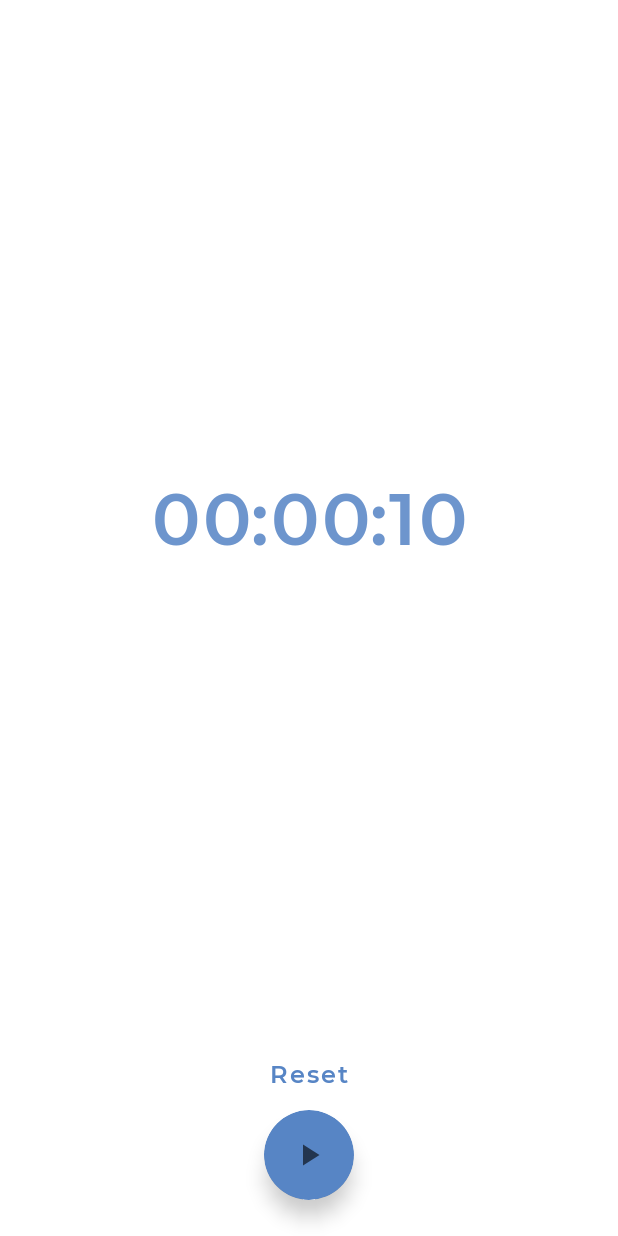
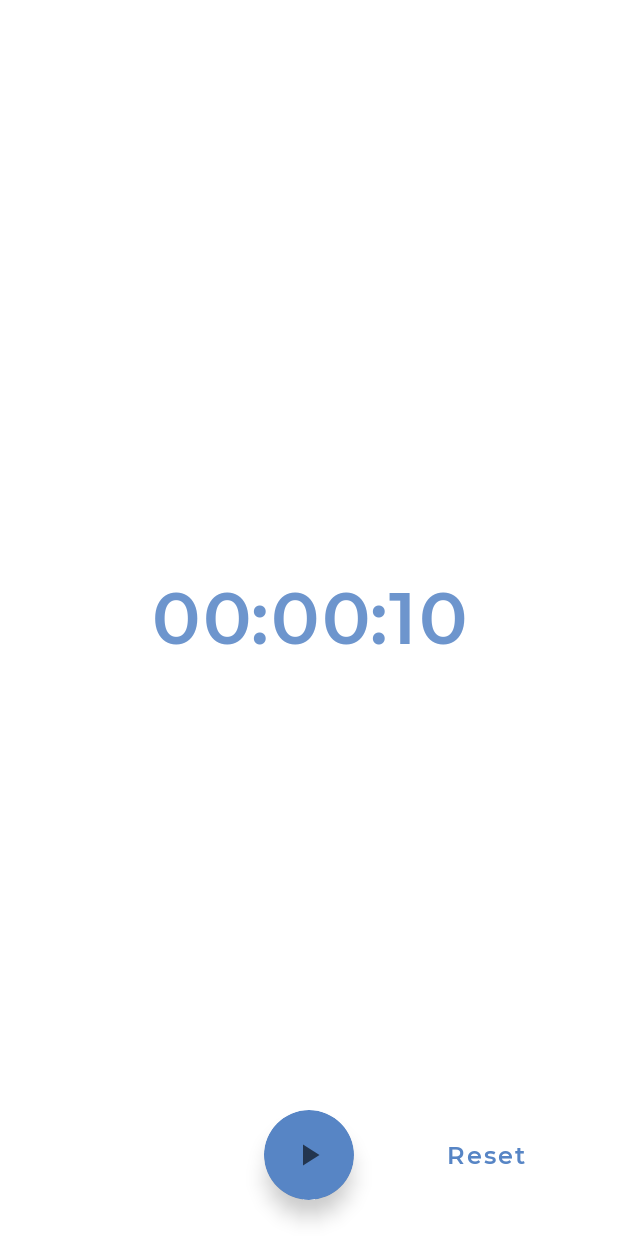
Before and after one commit to melomg/android-dev-challenge-countdown-timer, an Android app built with Jetpack Compose: the @Preview function LightPreviewCountDownTimerView, on a phone screen of 412 x 824 dp. Run offline under Robolectric (Android 15) with nearby library versions, the phone set to English and light mode, and no system bars; our stand-ins replace constraintlayout-compose.

Commit message:
Use constraint layout for Reset button

```diff
--- a/app/build.gradle
+++ b/app/build.gradle
@@ -64,21 +64,22 @@ android {
 }
 
 dependencies {
-    implementation 'androidx.core:core-ktx:1.3.2'
-    implementation 'androidx.appcompat:appcompat:1.2.0'
-    implementation 'com.google.android.material:material:1.3.0'
+    implementation "androidx.core:core-ktx:1.3.2"
+    implementation "androidx.appcompat:appcompat:1.2.0"
+    implementation "com.google.android.material:material:1.3.0"
     implementation "androidx.activity:activity-compose:1.3.0-alpha03"
     implementation "androidx.compose.ui:ui:$compose_version"
     implementation "androidx.compose.material:material:$compose_version"
     implementation "androidx.compose.material:material-icons-extended:$compose_version"
     implementation "androidx.compose.ui:ui-tooling:$compose_version"
-    implementation 'androidx.lifecycle:lifecycle-runtime-ktx:2.3.0'
+    implementation "androidx.lifecycle:lifecycle-runtime-ktx:2.3.0"
     implementation "androidx.compose.animation:animation:1.0.0-beta01"
+    implementation "androidx.constraintlayout:constraintlayout-compose:1.0.0-alpha03"
 
     implementation "androidx.lifecycle:lifecycle-viewmodel-compose:1.0.0-alpha02"
 
-    testImplementation 'junit:junit:4.13.2'
+    testImplementation "junit:junit:4.13.2"
 
-    androidTestImplementation 'androidx.test.ext:junit:1.1.2'
+    androidTestImplementation "androidx.test.ext:junit:1.1.2"
     androidTestImplementation "androidx.compose.ui:ui-test-junit4:$compose_version"
 }
--- a/app/src/main/java/com/example/androiddevchallenge/CountdownTimerView.kt
+++ b/app/src/main/java/com/example/androiddevchallenge/CountdownTimerView.kt
@@ -16,8 +16,6 @@
 package com.example.androiddevchallenge
 
 import androidx.compose.foundation.Image
-import androidx.compose.foundation.layout.Arrangement
-import androidx.compose.foundation.layout.Column
 import androidx.compose.foundation.layout.Row
 import androidx.compose.foundation.layout.Spacer
 import androidx.compose.foundation.layout.fillMaxHeight
@@ -27,12 +25,11 @@ import androidx.compose.foundation.layout.padding
 import androidx.compose.foundation.layout.size
 import androidx.compose.foundation.shape.CircleShape
 import androidx.compose.material.Button
-import androidx.compose.material.TextButton
 import androidx.compose.material.MaterialTheme
 import androidx.compose.material.Surface
 import androidx.compose.material.Text
+import androidx.compose.material.TextButton
 import androidx.compose.runtime.Composable
-import androidx.compose.ui.Alignment
 import androidx.compose.ui.Modifier
 import androidx.compose.ui.draw.shadow
 import androidx.compose.ui.res.painterResource
@@ -40,6 +37,7 @@ import androidx.compose.ui.res.stringResource
 import androidx.compose.ui.text.style.TextAlign
 import androidx.compose.ui.tooling.preview.Preview
 import androidx.compose.ui.unit.dp
+import androidx.constraintlayout.compose.ConstraintLayout
 import com.example.androiddevchallenge.mapper.toTimeHolder
 import com.example.androiddevchallenge.ui.theme.MyTheme
 import com.example.androiddevchallenge.ui.theme.typography
@@ -58,22 +56,23 @@ fun CountdownTimerView(
     Surface(
         color = MaterialTheme.colors.surface,
     ) {
-        Column(
-            horizontalAlignment = Alignment.CenterHorizontally,
-            verticalArrangement = Arrangement.Center,
+        ConstraintLayout(
             modifier = Modifier
                 .fillMaxWidth()
-                .fillMaxHeight(),
+                .fillMaxHeight()
         ) {
             val timerSeparator = stringResource(id = R.string.timer_separator)
             val (hours, minutes, seconds) = toTimeHolder(startTimeInMillis)
+            val (countDownTimerTexts, countdownTimerReset, countdownStatesButton, spacer) = createRefs()
 
             Row(
-                verticalAlignment = Alignment.CenterVertically,
-                horizontalArrangement = Arrangement.Center,
                 modifier = Modifier
-                    .weight(1f)
-                    .fillMaxWidth()
+                    .constrainAs(countDownTimerTexts) {
+                        top.linkTo(parent.top)
+                        bottom.linkTo(parent.bottom)
+                        start.linkTo(parent.start)
+                        end.linkTo(parent.end)
+                    }
             ) {
                 Text(
                     text = hours,
@@ -102,20 +101,13 @@ fun CountdownTimerView(
                 )
             }
 
-            if (shouldShowReset) {
-                TextButton(
-                    onClick = {
-                        onTimerReset()
-                    },
-                ) {
-                    Text(
-                        text = "Reset",
-                        style = typography.button,
-                        modifier = Modifier
-                            .padding(5.dp)
-                    )
-                }
-            }
+            Spacer(
+                modifier = Modifier
+                    .height(24.dp)
+                    .constrainAs(spacer) {
+                        bottom.linkTo(parent.bottom)
+                    }
+            )
 
             Button(
                 shape = CircleShape,
@@ -131,7 +123,12 @@ fun CountdownTimerView(
                 },
                 modifier = Modifier
                     .size(60.dp)
-                    .shadow(elevation = 8.dp, shape = CircleShape),
+                    .shadow(elevation = 8.dp, shape = CircleShape)
+                    .constrainAs(countdownStatesButton) {
+                        start.linkTo(parent.start)
+                        end.linkTo(parent.end)
+                        bottom.linkTo(spacer.top)
+                    }
             ) {
                 when (countdownState) {
                     CountdownState.STARTED -> {
@@ -155,7 +152,27 @@ fun CountdownTimerView(
                 }
             }
 
-            Spacer(modifier = Modifier.height(24.dp))
+            if (shouldShowReset) {
+                TextButton(
+                    onClick = {
+                        onTimerReset()
+                    },
+                    modifier = Modifier
+                        .constrainAs(countdownTimerReset) {
+                            start.linkTo(countdownStatesButton.end)
+                            end.linkTo(parent.end)
+                            top.linkTo(countdownStatesButton.top)
+                            bottom.linkTo(countdownStatesButton.bottom)
+                        }
+                ) {
+                    Text(
+                        text = "Reset",
+                        style = typography.button,
+                        modifier = Modifier
+                            .padding(5.dp)
+                    )
+                }
+            }
         }
     }
 }
```
